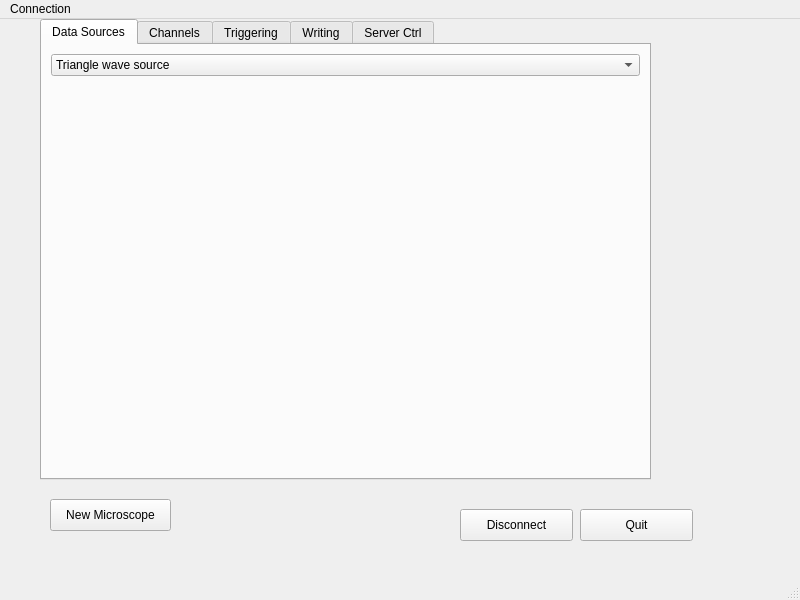
Before: the Qt Designer form dc.ui in usnistgov/dastardcommander, drawn with Qt 5.
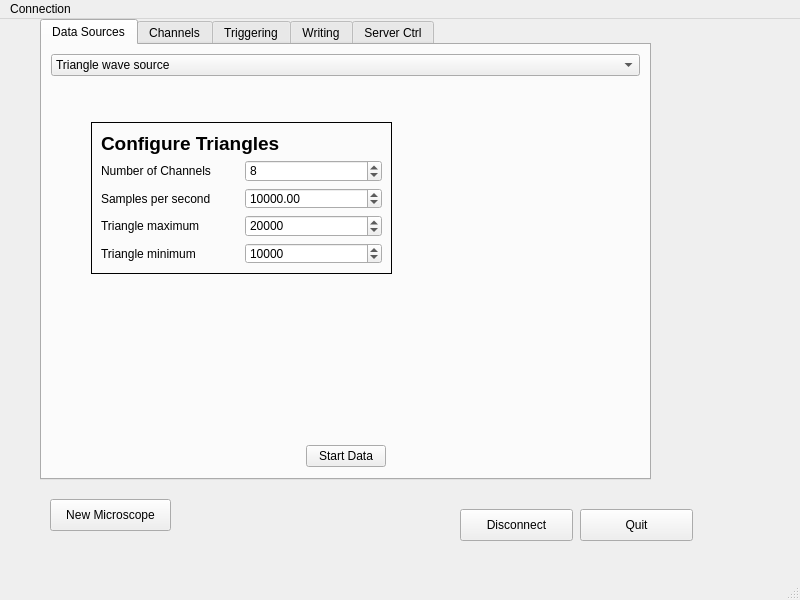
After: the same form once the commit is applied. The open tabs and pages were chosen to show the change. Icons and pictures are not drawn.

Commit message:
Can configure Triangle and Start/Stop data from GUI.
Hooray! Also requires running a JSON-RPC client in Python.

What changed in the file:
```diff
--- a/dc.ui
+++ b/dc.ui
@@ -43,7 +43,7 @@
      <enum>QTabWidget::North</enum>
     </property>
     <property name="currentIndex">
-     <number>1</number>
+     <number>0</number>
     </property>
     <property name="usesScrollButtons">
      <bool>false</bool>
@@ -100,30 +100,65 @@
        </widget>
       </item>
       <item>
-       <widget class="QStackedWidget" name="stackedWidget">
+       <widget class="QStackedWidget" name="dataSourcesStackedWidget">
         <property name="currentIndex">
-         <number>1</number>
+         <number>0</number>
         </property>
-        <widget class="QWidget" name="trianglePage"/>
-        <widget class="QWidget" name="simPage">
-         <widget class="QWidget" name="gridLayoutWidget">
+        <widget class="QWidget" name="trianglePage">
+         <widget class="QFrame" name="gridFrame">
           <property name="geometry">
            <rect>
-            <x>30</x>
-            <y>30</y>
-            <width>226</width>
-            <height>128</height>
+            <x>40</x>
+            <y>40</y>
+            <width>301</width>
+            <height>152</height>
            </rect>
           </property>
+          <property name="frameShape">
+           <enum>QFrame::Panel</enum>
+          </property>
           <layout class="QGridLayout" name="gridLayout">
-           <item row="2" column="0">
-            <widget class="QLabel" name="label_4">
+           <item row="3" column="1">
+            <widget class="QSpinBox" name="triangleMaximum">
+             <property name="maximum">
+              <number>65535</number>
+             </property>
+             <property name="value">
+              <number>20000</number>
+             </property>
+            </widget>
+           </item>
+           <item row="2" column="1">
+            <widget class="QDoubleSpinBox" name="triangleSampleRate">
+             <property name="minimum">
+              <double>10.000000000000000</double>
+             </property>
+             <property name="maximum">
+              <double>1000000.000000000000000</double>
+             </property>
+             <property name="value">
+              <double>10000.000000000000000</double>
+             </property>
+            </widget>
+           </item>
+           <item row="4" column="1">
+            <widget class="QSpinBox" name="triangleMinimum">
+             <property name="maximum">
+              <number>65535</number>
+             </property>
+             <property name="value">
+              <number>10000</number>
+             </property>
+            </widget>
+           </item>
+           <item row="4" column="0">
+            <widget class="QLabel" name="label_5">
              <property name="text">
-              <string>Triangle maximum</string>
+              <string>Triangle minimum</string>
              </property>
             </widget>
            </item>
-           <item row="0" column="1">
+           <item row="1" column="1">
             <widget class="QSpinBox" name="triangleNchan">
              <property name="minimum">
               <number>1</number>
@@ -136,65 +171,91 @@
              </property>
             </widget>
            </item>
-           <item row="0" column="0">
-            <widget class="QLabel" name="label">
-             <property name="text">
-              <string>Number of Channels</string>
-             </property>
-            </widget>
-           </item>
-           <item row="1" column="0">
+           <item row="2" column="0">
             <widget class="QLabel" name="label_2">
              <property name="text">
               <string>Samples per second</string>
              </property>
             </widget>
            </item>
+           <item row="1" column="0">
+            <widget class="QLabel" name="label">
+             <property name="text">
+              <string>Number of Channels</string>
+             </property>
+            </widget>
+           </item>
            <item row="3" column="0">
-            <widget class="QLabel" name="label_5">
+            <widget class="QLabel" name="label_4">
              <property name="text">
-              <string>Triangle minimum</string>
+              <string>Triangle maximum</string>
              </property>
             </widget>
            </item>
-           <item row="1" column="1">
-            <widget class="QDoubleSpinBox" name="triangleSampleRate">
-             <property name="minimum">
-              <double>10.000000000000000</double>
+           <item row="0" column="0" colspan="2">
+            <widget class="QLabel" name="label_6">
+             <property name="font">
+              <font>
+               <family>Helvetica</family>
+               <pointsize>14</pointsize>
+               <weight>75</weight>
+               <bold>true</bold>
+              </font>
              </property>
-             <property name="maximum">
-              <double>1000000.000000000000000</double>
-             </property>
-             <property name="value">
-              <double>10000.000000000000000</double>
-             </property>
-            </widget>
-           </item>
-           <item row="2" column="1">
-            <widget class="QSpinBox" name="triangleMaximum">
-             <property name="maximum">
-              <number>65535</number>
-             </property>
-             <property name="value">
-              <number>20000</number>
-             </property>
-            </widget>
-           </item>
-           <item row="3" column="1">
-            <widget class="QSpinBox" name="triangleMinimum">
-             <property name="maximum">
-              <number>65535</number>
-             </property>
-             <property name="value">
-              <number>10000</number>
+             <property name="text">
+              <string>Configure Triangles</string>
              </property>
             </widget>
            </item>
           </layout>
          </widget>
         </widget>
+        <widget class="QWidget" name="simPage"/>
        </widget>
       </item>
+      <item>
+       <layout class="QHBoxLayout" name="horizontalLayout">
+        <property name="topMargin">
+         <number>2</number>
+        </property>
+        <property name="bottomMargin">
+         <number>2</number>
+        </property>
+        <item>
+         <spacer name="horizontalSpacer">
+          <property name="orientation">
+           <enum>Qt::Horizontal</enum>
+          </property>
+          <property name="sizeHint" stdset="0">
+           <size>
+            <width>40</width>
+            <height>20</height>
+           </size>
+          </property>
+         </spacer>
+        </item>
+        <item>
+         <widget class="QPushButton" name="startStopButton">
+          <property name="text">
+           <string>Start Data</string>
+          </property>
+         </widget>
+        </item>
+        <item>
+         <spacer name="horizontalSpacer_2">
+          <property name="orientation">
+           <enum>Qt::Horizontal</enum>
+          </property>
+          <property name="sizeHint" stdset="0">
+           <size>
+            <width>40</width>
+            <height>20</height>
+           </size>
+          </property>
+         </spacer>
+        </item>
+       </layout>
+      </item>
      </layout>
     </widget>
     <widget class="QWidget" name="tabChannels">
```
Left out of the diff: 32 changed lines with no effect on the pictures. The commit also changes 2 other files.
